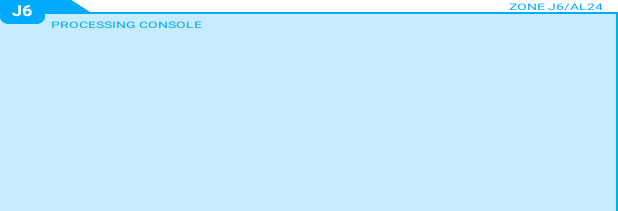
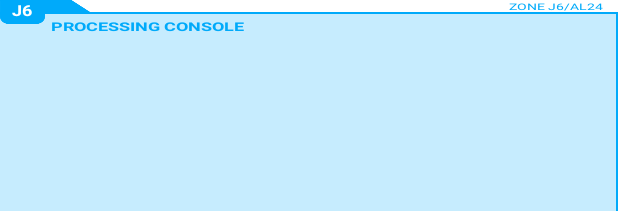
Before and after one commit to pierreboehm/uxdesign, an Android app: the layout view_content_dialog.xml on its own in the app's theme, with its tools: preview values and no code run, on a phone screen of 412 x 824 dp. Shown: the top 211 px of the screen. Run offline under Robolectric (Android 15) with nearby library versions, the phone set to English and light mode, and no system bars.

Commit message:
extend content dialog auto header generation

```diff
--- a/app/src/main/java/org/pb/android/uxdesign/ui/dialog/ContentDialog.java
+++ b/app/src/main/java/org/pb/android/uxdesign/ui/dialog/ContentDialog.java
@@ -106,8 +106,12 @@ public class ContentDialog extends LinearLayout {
             int idNumber = title.split("\\s").length;
             String idPrefix = title.substring(0, 1).toUpperCase();
 
-            contentDialog.tvDialogTitleId.setText(String.format("%s%d", idPrefix, idNumber));
+            String titleId = String.format("%s%d", idPrefix, idNumber);
+
+            contentDialog.tvDialogTitleId.setText(titleId);
             contentDialog.tvDialogTitle.setText(title);
+
+            contentDialog.tvDialogSubText.setText(String.format("%s/%s", titleId, title));
 
             return this;
         }
--- a/app/src/main/res/layout/view_content_dialog.xml
+++ b/app/src/main/res/layout/view_content_dialog.xml
@@ -52,7 +52,8 @@
             android:layout_marginLeft="34dp"
             android:layout_marginTop="12dp"
             android:textColor="@color/blue_warm"
-            android:textSize="6sp"
+            android:textSize="8sp"
+            android:textStyle="bold"
             android:textScaleX="1.5"
             android:text="PROCESSING CONSOLE"
             />
```
